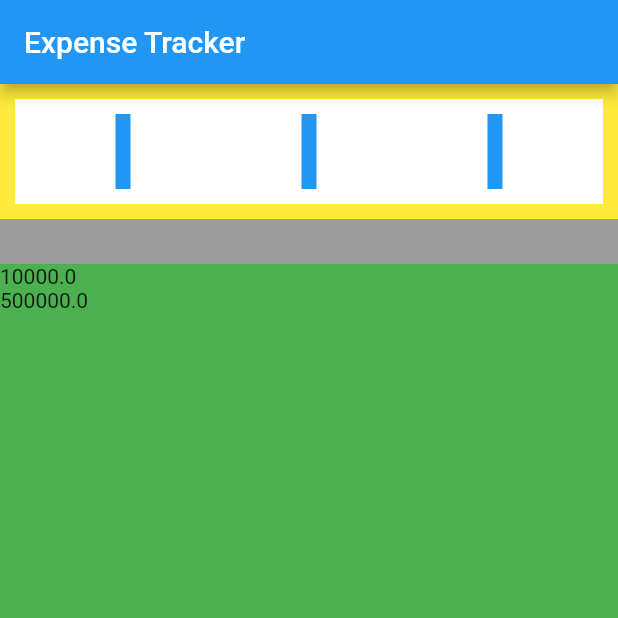
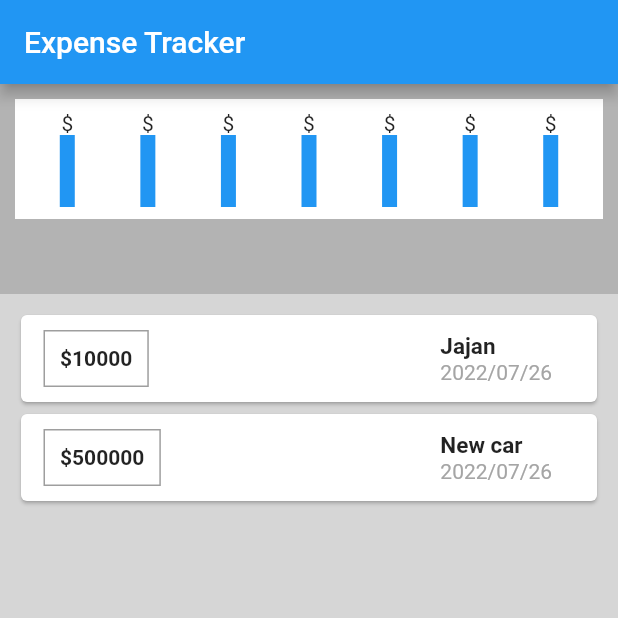
Before and after one commit to naufaladikbds/expense_tracker, a Flutter app: the screen it shows after launch, on a phone screen of 412 x 824 dp, the top half of it. Run offline on Flutter 3.47's test engine with Material 2 defaults, Android fonts, the phone set to English and light mode, and no system bars.

Commit message:
UI Improvement, Library implementation

```diff
--- a/lib/expense_chart.dart
+++ b/lib/expense_chart.dart
@@ -5,31 +5,48 @@ class ExpenseChart extends StatelessWidget {
   @override
   Widget build(BuildContext context) {
     return Container(
-      height: 90,
+      height: 100,
+      margin: EdgeInsets.only(bottom: 40),
       width: double.infinity,
-      color: Colors.yellow,
+      color: Color.fromARGB(255, 179, 179, 179),
       child: Container(
         margin: EdgeInsets.all(10),
-        padding: EdgeInsets.all(10),
+        padding: EdgeInsets.all(8),
         color: Colors.white,
         child: Row(
           mainAxisAlignment: MainAxisAlignment.spaceAround,
           children: [
-            Container(
-              color: Colors.blue,
-              width: 10,
-            ),
-            Container(
-              color: Colors.blue,
-              width: 10,
-            ),
-            Container(
-              color: Colors.blue,
-              width: 10,
-            ),
+            CandleChart(),
+            CandleChart(),
+            CandleChart(),
+            CandleChart(),
+            CandleChart(),
+            CandleChart(),
+            CandleChart(),
           ],
         ),
       ),
     );
   }
 }
+
+class CandleChart extends StatelessWidget {
+  const CandleChart({
+    Key? key,
+  }) : super(key: key);
+
+  @override
+  Widget build(BuildContext context) {
+    return Column(
+      children: [
+        Text("\$"),
+        Expanded(
+          child: Container(
+            color: Colors.blue,
+            width: 10,
+          ),
+        ),
+      ],
+    );
+  }
+}
--- a/lib/expense_list.dart
+++ b/lib/expense_list.dart
@@ -3,6 +3,7 @@ import 'package:flutter/cupertino.dart';
 import 'package:flutter/material.dart';
 import 'package:flutter/src/foundation/key.dart';
 import 'package:flutter/src/widgets/framework.dart';
+import 'package:intl/intl.dart';
 
 class ExpenseList extends StatelessWidget {
   List<Expense> expenseHistory;
@@ -14,10 +15,54 @@ class ExpenseList extends StatelessWidget {
     return Expanded(
       flex: 1,
       child: Container(
-        color: Colors.green,
+        padding: EdgeInsets.all(10),
+        color: Color.fromARGB(255, 214, 214, 214),
         child: ListView.builder(
           itemCount: expenseHistory.length,
-          itemBuilder: (ctx, i) => Text(expenseHistory[i].amount.toString()),
+          itemBuilder: (ctx, i) => Card(
+            child: Padding(
+              padding: const EdgeInsets.only(
+                  top: 10, bottom: 10, left: 15, right: 30),
+              child: Row(
+                mainAxisAlignment: MainAxisAlignment.spaceBetween,
+                children: [
+                  Container(
+                    padding: EdgeInsets.all(10),
+                    decoration: BoxDecoration(
+                      border: Border.all(
+                        color: Colors.grey,
+                        width: 1,
+                      ),
+                    ),
+                    child: Text(
+                      "\$${expenseHistory[i].amount.toInt().toString()}",
+                      style: TextStyle(
+                        fontWeight: FontWeight.bold,
+                      ),
+                    ),
+                  ),
+                  Column(
+                    crossAxisAlignment: CrossAxisAlignment.start,
+                    children: [
+                      Text(
+                        expenseHistory[i].title.toString(),
+                        style: TextStyle(
+                          fontWeight: FontWeight.bold,
+                          fontSize: 15,
+                        ),
+                      ),
+                      Text(
+                        DateFormat('yyyy/MM/dd').format(expenseHistory[i].date),
+                        style: TextStyle(
+                          color: Color.fromARGB(255, 165, 165, 165),
+                        ),
+                      )
+                    ],
+                  ),
+                ],
+              ),
+            ),
+          ),
         ),
       ),
     );
--- a/lib/main.dart
+++ b/lib/main.dart
@@ -32,7 +32,7 @@ class MainScreenState extends State {
     ),
     Expense(
       id: "02",
-      title: "'Jajan'",
+      title: "New car",
       amount: 500000,
       description: 'hehe',
       date: DateTime.now(),
@@ -48,11 +48,10 @@ class MainScreenState extends State {
         ),
       ),
       body: Container(
-        color: Colors.grey,
+        color: Color.fromARGB(255, 179, 179, 179),
         child: Column(
           children: [
             ExpenseChart(),
-            SizedBox(height: 30),
             ExpenseList(expenseHistory),
           ],
         ),
--- a/pubspec.yaml
+++ b/pubspec.yaml
@@ -34,6 +34,7 @@ dependencies:
   # The following adds the Cupertino Icons font to your application.
   # Use with the CupertinoIcons class for iOS style icons.
   cupertino_icons: ^1.0.2
+  intl: ^0.17.0
 
 dev_dependencies:
   flutter_test:
```
Also changed, not shown: pubspec.lock.
